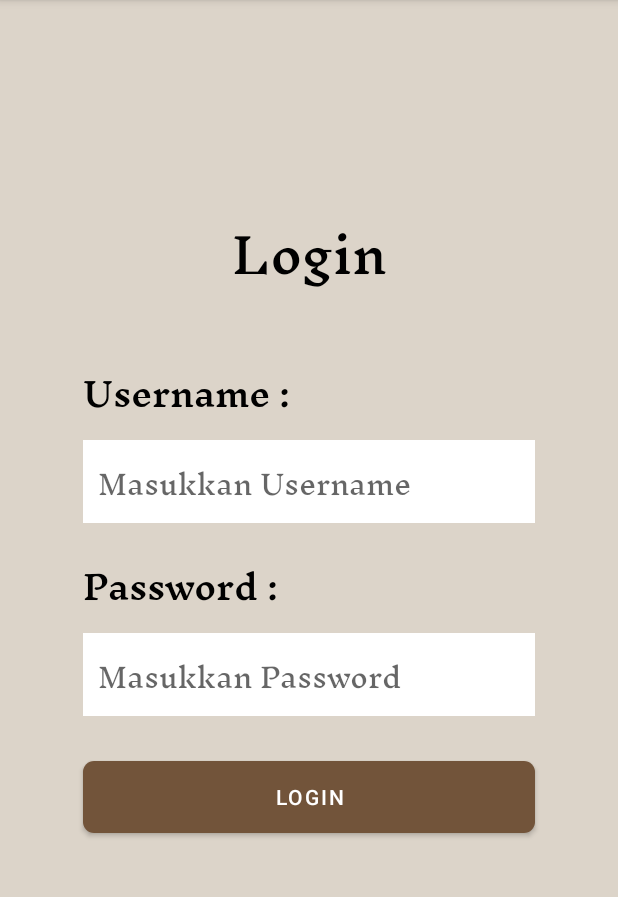
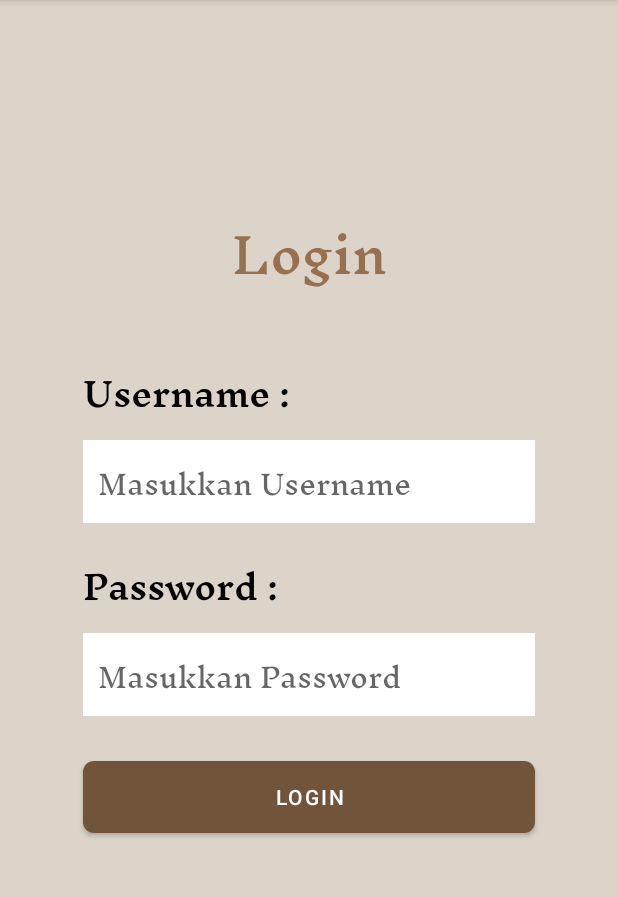
Before and after one commit to CateLink/CateLink-App, an Android app: the LoginActivity screen opened directly, with no data from a screen before it, on a phone screen of 412 x 824 dp, the part 84-981 px from its top. Run offline under Robolectric (Android 15) with nearby library versions, the phone set to English and light mode, and no system bars.

Commit message:
Update activity_login.xml

```diff
--- a/app/src/main/res/layout/activity_login.xml
+++ b/app/src/main/res/layout/activity_login.xml
@@ -15,7 +15,7 @@
         android:layout_marginTop="120dp"
         android:gravity="center"
         android:text="Login"
-        android:textColor="@color/black"
+        android:textColor="@color/palebrownbtn"
         android:fontFamily="@font/inknutantiqua_medium"
         android:textSize="32sp" />
 
```
